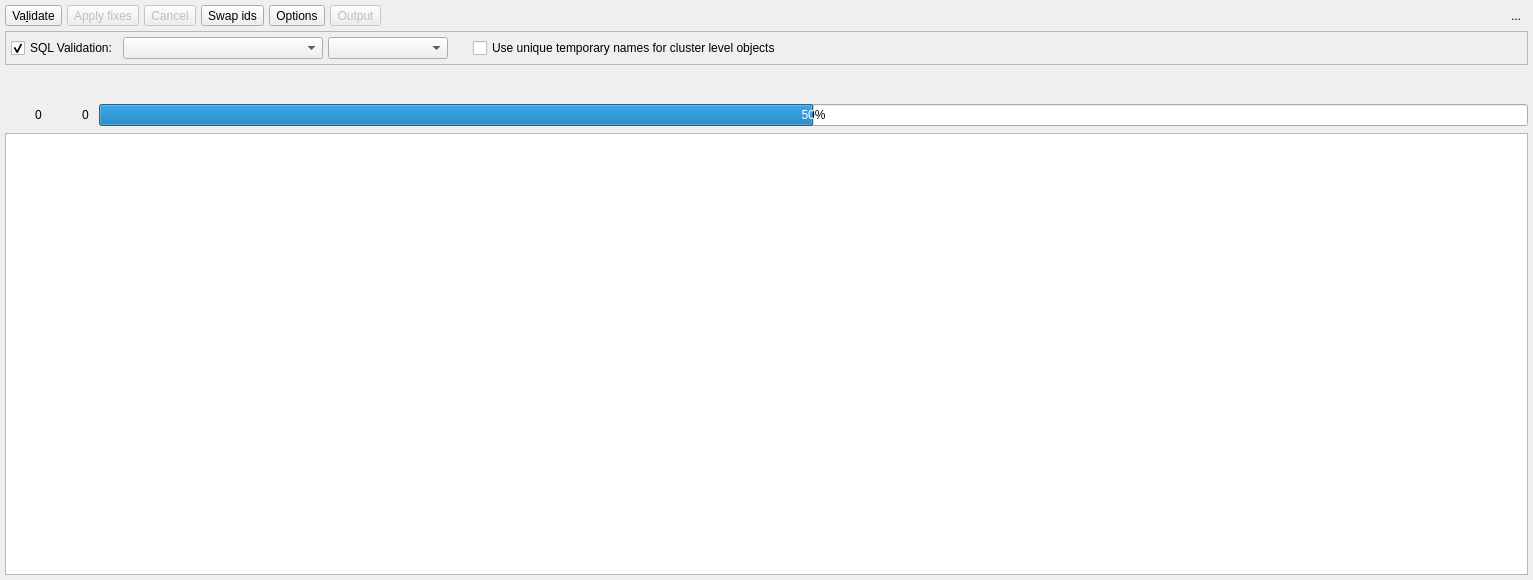
Above: libs/libgui/ui/tools/modelvalidationwidget.ui from pgmodeler/pgmodeler before the change. Below: the same form after it.
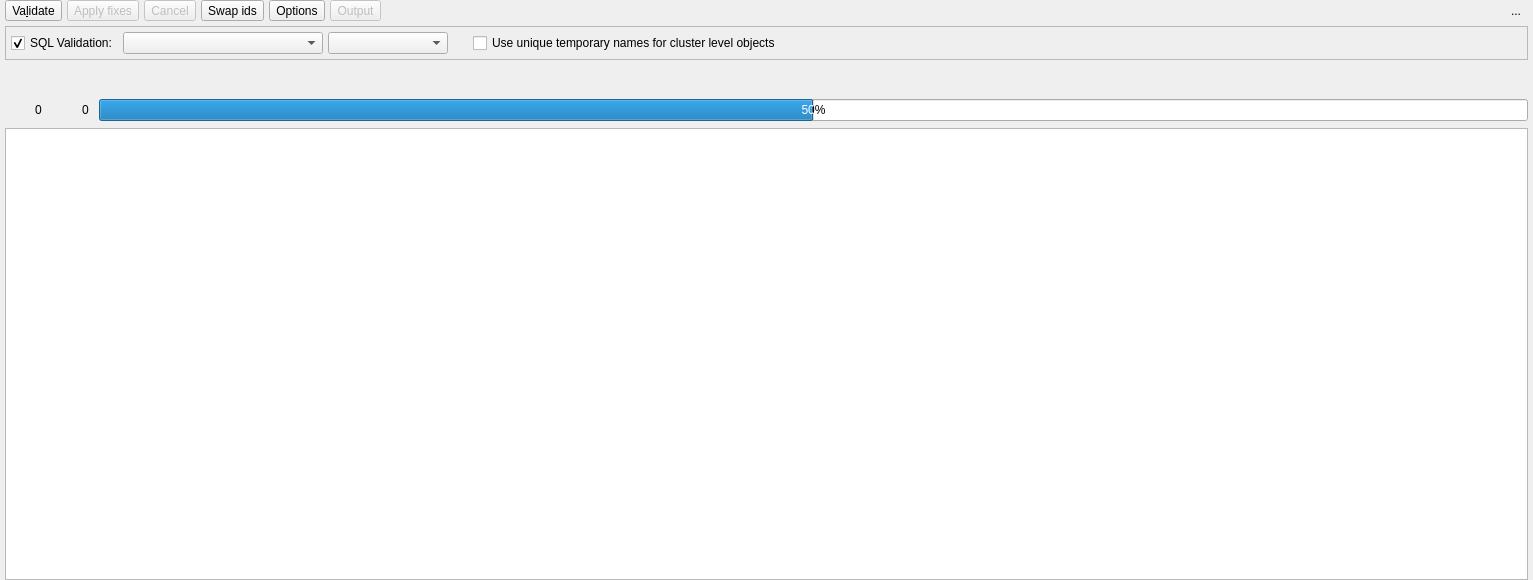
That is the form after the change. Icons and pictures are not drawn.

Diff of the .ui file:
```diff
--- a/libs/libgui/ui/tools/modelvalidationwidget.ui
+++ b/libs/libgui/ui/tools/modelvalidationwidget.ui
@@ -39,13 +39,13 @@
     <number>5</number>
    </property>
    <property name="topMargin">
-    <number>5</number>
+    <number>0</number>
    </property>
    <property name="rightMargin">
     <number>5</number>
    </property>
    <property name="bottomMargin">
-    <number>5</number>
+    <number>0</number>
    </property>
    <item>
     <layout class="QHBoxLayout" name="horizontalLayout_4">
```
